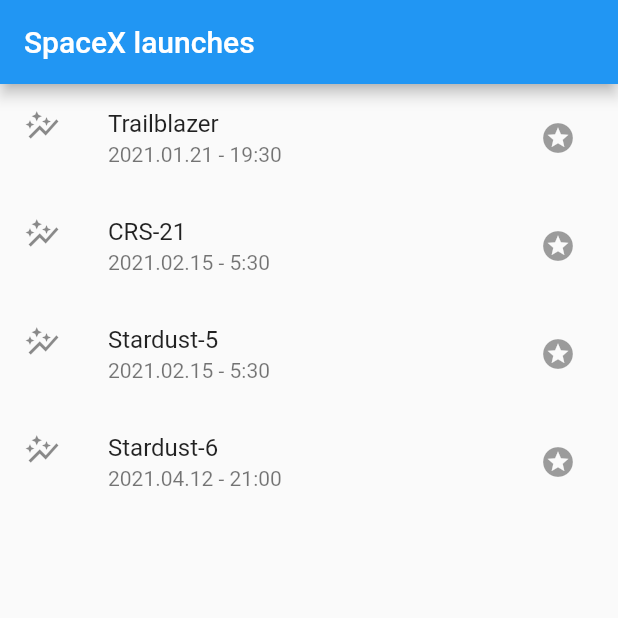
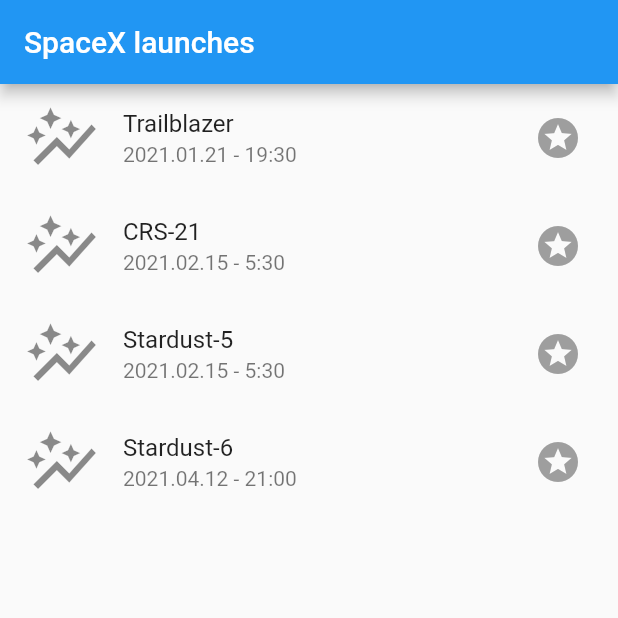
Before and after one commit to MeruyertBekzhigit/flutter-listing-app, a Flutter app: the screen it shows after launch, on a phone screen of 412 x 824 dp, the top half of it. Run offline on Flutter 3.47's test engine with Material 2 defaults, Android fonts, the phone set to English and light mode, and no system bars; Roboto replaces fonts that are missing (Raleway).

Commit message:
Modified stateless widget to stateful one to update UI on button click

```diff
--- a/lib/pages/launchlistpage.dart
+++ b/lib/pages/launchlistpage.dart
@@ -6,9 +6,17 @@ import 'package:http/http.dart' as http;
 
 import '../models/launch.dart';
 
-class LaunchListPage extends StatelessWidget {
+class LaunchListPage extends StatefulWidget {
+  @override
+  State<StatefulWidget> createState() {
+    return new LaunchListPageState();
+  }
+}
+
+class LaunchListPageState extends State<LaunchListPage> {
   static const IconData star = IconData(0xe5f9, fontFamily: 'MaterialIcons');
   List<Launch> launches = Utils.getMockedLaunches();
+  var isSelectedAsFavourite = false;
 
   Future getLaunchData() async {
     var response = await http.get(Uri.https('api.spacexdata.com', 'v4/launches'));
@@ -19,7 +27,6 @@ class LaunchListPage extends StatelessWidget {
       Launch launch = Launch(name: data['name'], date: data['date_utc'], payloadNumber: data['payloads']);
       fetchedLaunches.add(launch);
     }
-    print(fetchedLaunches.length);
     return fetchedLaunches;
   }
 
@@ -33,14 +40,24 @@ class LaunchListPage extends StatelessWidget {
          itemCount: launches.length,
           itemBuilder: (BuildContext ctx, int index) {
            return ListTile(
-             leading: Icon(Icons.auto_graph),
+             leading: Icon(
+                 Icons.auto_graph,
+                  size: 50,
+             ),
              title: Text(launches[index].name),
              subtitle: Text(launches[index].date),
-             trailing:  const IconButton(
+             trailing: IconButton(
                icon: Icon(Icons.stars_sharp),
                tooltip: 'Search',
-               color: Colors.yellow,
-               onPressed: null,
+               iconSize: 32.0,
+               color: (isSelectedAsFavourite) ? Colors.amber : Colors.grey,
+               onPressed: () {
+                 setState(() //<--whenever icon is pressed, force redraw the widget
+                 {
+                   print("Star is tapped");
+                   isSelectedAsFavourite = !isSelectedAsFavourite;
+                 });
+               },
              ),
                onTap: () { /* react to the tile being tapped */ print("CELL IS TAPPED"); }
            );
```
